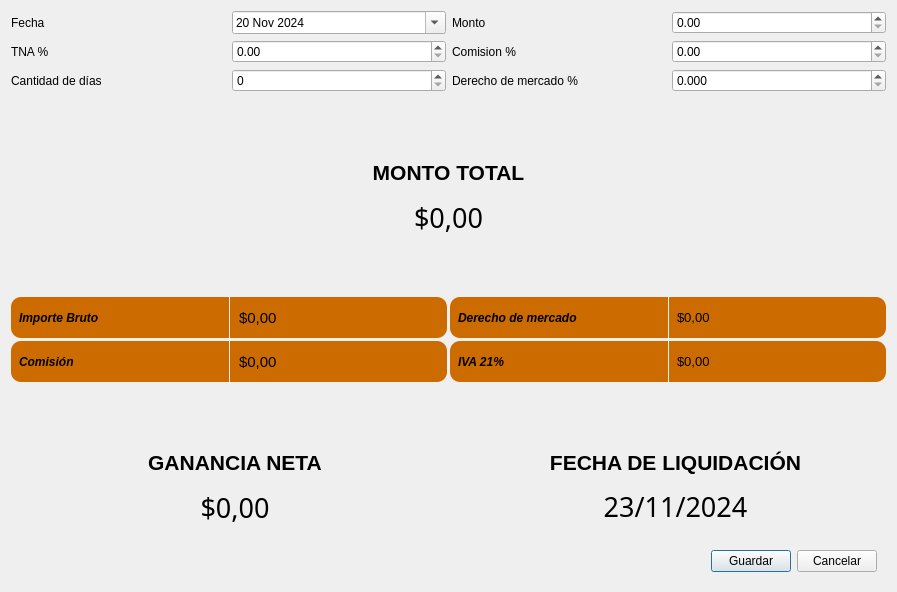
Before: the Qt Designer form cauciones/nuevaCaucionDialog.ui in sebablanc/investmentsManager, drawn with Qt 5.
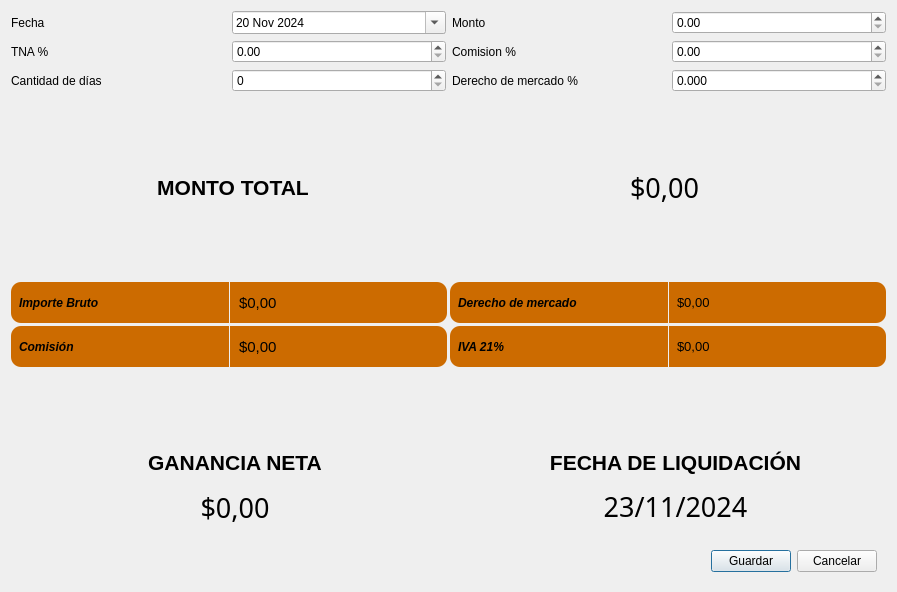
After: the same form once the commit is applied.

```diff
--- a/cauciones/nuevaCaucionDialog.ui
+++ b/cauciones/nuevaCaucionDialog.ui
@@ -249,7 +249,7 @@
      <property name="frameShadow">
       <enum>QFrame::Shadow::Raised</enum>
      </property>
-     <layout class="QVBoxLayout" name="verticalLayout_5">
+     <layout class="QHBoxLayout" name="horizontalLayout_9">
       <item>
        <widget class="QLabel" name="label_5">
         <property name="minimumSize">
```
Left out of the diff: 6 changed lines with no effect on the pictures.
